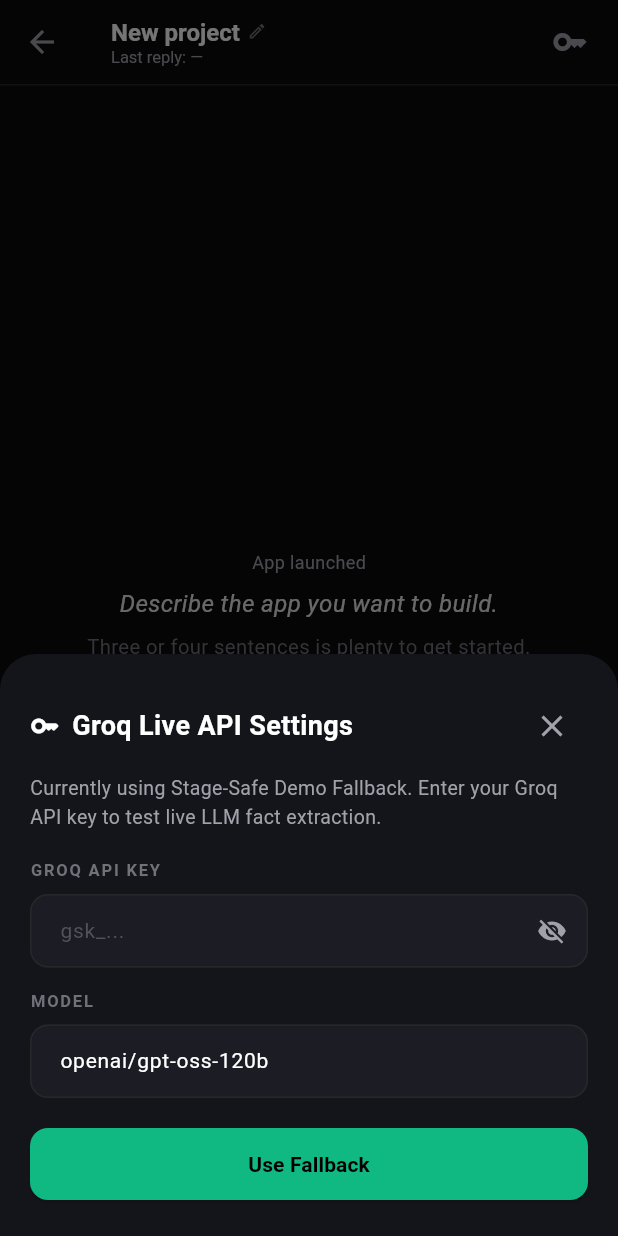
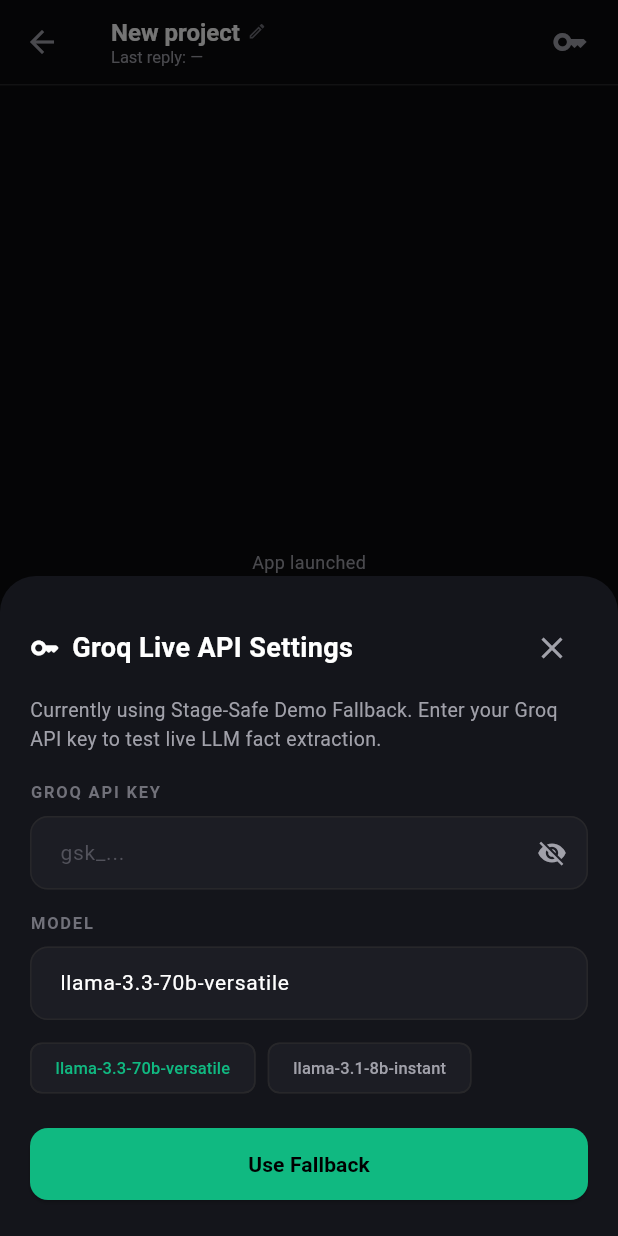
Before and after one commit to Salziz/kaizen, a Flutter app: the ChatScreen screen opened directly, after a tap on the "key" icon, on a phone screen of 412 x 824 dp. Run offline on Flutter 3.47's test engine with Material 3 defaults, Android fonts, the phone set to English and light mode, and no system bars; our stand-ins replace shared_preferences; accounts and stored records are empty; Roboto replaces fonts that are missing (Georgia).

Commit message:
feat: default Groq model to llama-3.3-70b-versatile with preset chips and migration

```diff
--- a/lib/controllers/chat_controller.dart
+++ b/lib/controllers/chat_controller.dart
@@ -60,11 +60,14 @@
     if (apiKey.isNotEmpty) {
       final customModel = await prefs.getString('groq_model');
       const envModel =
-          String.fromEnvironment('GROQ_MODEL', defaultValue: 'openai/gpt-oss-120b');
-      final model =
+          String.fromEnvironment('GROQ_MODEL', defaultValue: 'llama-3.3-70b-versatile');
+      var model =
           (customModel != null && customModel.trim().isNotEmpty)
               ? customModel.trim()
               : envModel;
+      if (model == 'openai/gpt-oss-120b') {
+        model = 'llama-3.3-70b-versatile';
+      }
 
       final service = GroqReplyService(apiKey: apiKey, model: model);
       return await service.generateShortlistResult(text);
--- a/lib/services/groq_reply_service.dart
+++ b/lib/services/groq_reply_service.dart
@@ -72,7 +72,7 @@
 class GroqReplyService {
   GroqReplyService({
     required this.apiKey,
-    this.model = 'openai/gpt-oss-120b',
+    this.model = 'llama-3.3-70b-versatile',
     Uri? endpoint,
     http.Client? client,
   })  : _endpoint = endpoint ??
@@ -84,7 +84,7 @@
       apiKey: const String.fromEnvironment('GROQ_API_KEY'),
       model: const String.fromEnvironment(
         'GROQ_MODEL',
-        defaultValue: 'openai/gpt-oss-120b',
+        defaultValue: 'llama-3.3-70b-versatile',
       ),
       client: client,
     );
--- a/lib/widgets/groq_api_key_modal.dart
+++ b/lib/widgets/groq_api_key_modal.dart
@@ -8,8 +8,11 @@
 }) async {
   final preferences = SharedPreferencesAsync();
   final currentKey = (await preferences.getString('groq_api_key')) ?? '';
-  final currentModel =
-      (await preferences.getString('groq_model')) ?? 'openai/gpt-oss-120b';
+  var savedModel = await preferences.getString('groq_model');
+  if (savedModel == null || savedModel == 'openai/gpt-oss-120b') {
+    savedModel = 'llama-3.3-70b-versatile';
+  }
+  final currentModel = savedModel;
 
   final keyController = TextEditingController(text: currentKey);
   final modelController = TextEditingController(text: currentModel);
@@ -144,7 +147,7 @@
                   controller: modelController,
                   style: const TextStyle(color: Colors.white, fontSize: 14),
                   decoration: InputDecoration(
-                    hintText: 'e.g. openai/gpt-oss-120b',
+                    hintText: 'e.g. llama-3.3-70b-versatile',
                     hintStyle: const TextStyle(color: Color(0xFF52525B)),
                     filled: true,
                     fillColor: const Color(0xFF1C1D24),
@@ -164,7 +167,35 @@
                     ),
                   ),
                 ),
-                const SizedBox(height: 20),
+                const SizedBox(height: 8),
+                Wrap(
+                  spacing: 8,
+                  children: [
+                    ActionChip(
+                      label: const Text('llama-3.3-70b-versatile',
+                          style: TextStyle(fontSize: 11, color: Color(0xFF10B981))),
+                      backgroundColor: const Color(0xFF1C1D24),
+                      side: const BorderSide(color: Color(0xFF27272A)),
+                      onPressed: () {
+                        setModalState(() {
+                          modelController.text = 'llama-3.3-70b-versatile';
+                        });
+                      },
+                    ),
+                    ActionChip(
+                      label: const Text('llama-3.1-8b-instant',
+                          style: TextStyle(fontSize: 11, color: Color(0xFFA1A1AA))),
+                      backgroundColor: const Color(0xFF1C1D24),
+                      side: const BorderSide(color: Color(0xFF27272A)),
+                      onPressed: () {
+                        setModalState(() {
+                          modelController.text = 'llama-3.1-8b-instant';
+                        });
+                      },
+                    ),
+                  ],
+                ),
+                const SizedBox(height: 16),
                 Row(
                   children: [
                     if (currentKey.isNotEmpty) ...[
```
Also changed, not shown: 1 other file.
